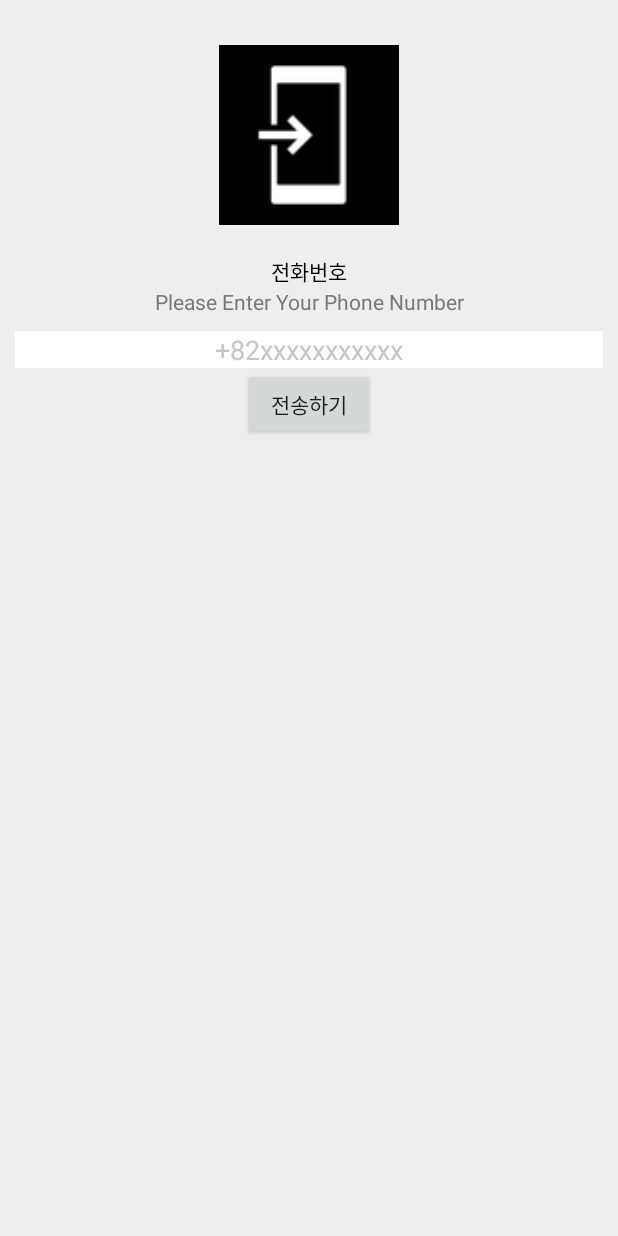
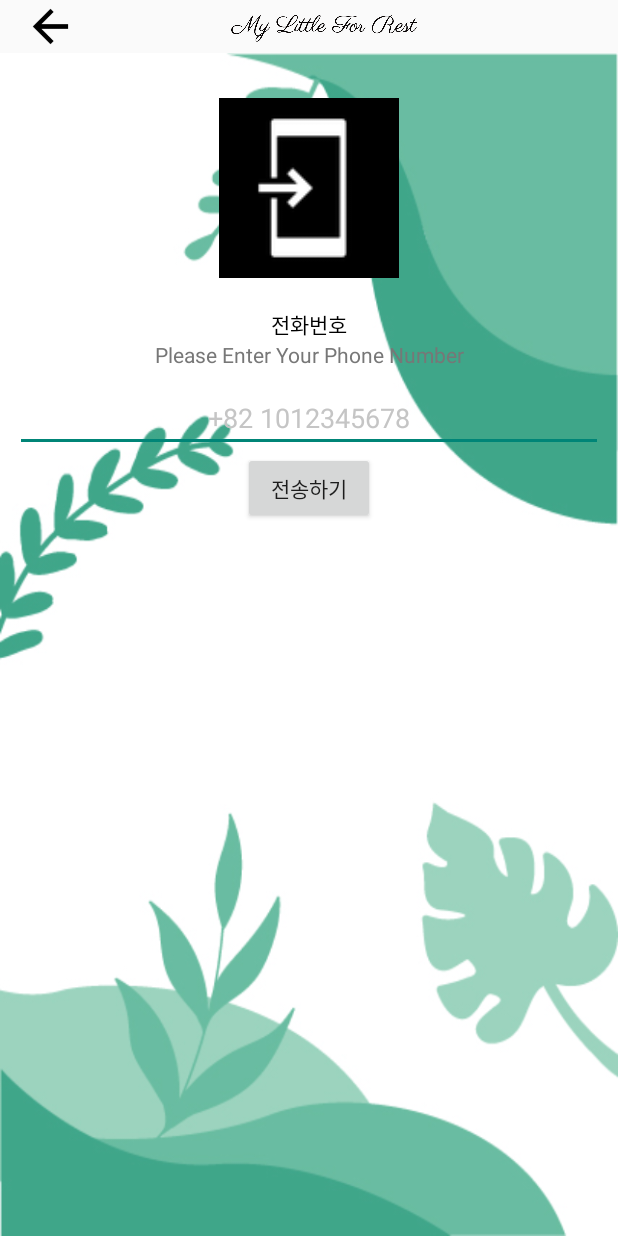
Before and after one commit to HwaRyo/Little-Forest, an Android app: the PhoneLoginActivity screen opened directly, with no data from a screen before it, on a phone screen of 412 x 824 dp. Run offline under Robolectric (Android 15) with nearby library versions, the phone set to English and light mode, and no system bars; our stand-ins replace Firebase (no records; nobody signed in at launch, a user with empty details on screens opened directly).

Commit message:
Little Forest 핸드폰 로그인 수정 및 버그 픽스

```diff
--- a/MyLittleForRest/app/src/main/java/com/beehivestudio/mylittleforrest/EmailLoginActivity.kt
+++ b/MyLittleForRest/app/src/main/java/com/beehivestudio/mylittleforrest/EmailLoginActivity.kt
@@ -60,7 +60,7 @@ class EmailLoginActivity : AppCompatActivity() {
         // Firebase 로그인 통합 관리하는 Object 만들기
         auth = FirebaseAuth.getInstance()
         email_login_button.setOnClickListener{ emailLogin() }
-//        phone_sign_in_button.setOnClickListener { startActivity(Intent(this, PhoneLoginActivity::class.java)) }
+        phone_sign_in_button.setOnClickListener { startActivity(Intent(this, PhoneLoginActivity::class.java)) }
         register_button.setOnClickListener { startActivity(Intent(this, RegisterActivity::class.java)) }
     }
 
--- a/MyLittleForRest/app/src/main/java/com/beehivestudio/mylittleforrest/RegisterActivity.kt
+++ b/MyLittleForRest/app/src/main/java/com/beehivestudio/mylittleforrest/RegisterActivity.kt
@@ -8,9 +8,10 @@ import com.google.firebase.auth.FirebaseAuth
 import kotlinx.android.synthetic.main.activity_login.*
 import kotlinx.android.synthetic.main.activity_register.*
 
-var auth: FirebaseAuth? = null
+class RegisterActivity : AppCompatActivity() {
 
-class RegisterActivity : AppCompatActivity() {
+    var auth: FirebaseAuth? = null
+
     override fun onCreate(savedInstanceState: Bundle?) {
         super.onCreate(savedInstanceState)
         setContentView(R.layout.activity_register)
--- a/MyLittleForRest/app/src/main/java/com/beehivestudio/mylittleforrest/navigation/AddPhotoActivity.kt
+++ b/MyLittleForRest/app/src/main/java/com/beehivestudio/mylittleforrest/navigation/AddPhotoActivity.kt
@@ -95,6 +95,9 @@ class AddPhotoActivity : AppCompatActivity() {
 
             //Insert userId
             contentDTO.userId = auth?.currentUser?.email
+            if(contentDTO.userId.isNullOrEmpty()){
+                contentDTO.userId = auth?.currentUser?.phoneNumber
+            }
 
             //Insert explain of content
             contentDTO.explain = addphoto_edit_explain.text.toString()
--- a/MyLittleForRest/app/src/main/java/com/beehivestudio/mylittleforrest/navigation/ContentDetailActivity.kt
+++ b/MyLittleForRest/app/src/main/java/com/beehivestudio/mylittleforrest/navigation/ContentDetailActivity.kt
@@ -53,6 +53,9 @@ class ContentDetailActivity : AppCompatActivity() {
             val comment = ContentDTO.Comment()
 
             comment.userId = FirebaseAuth.getInstance().currentUser!!.email
+            if(comment.userId.isNullOrEmpty()){
+                comment.userId = FirebaseAuth.getInstance().currentUser!!.phoneNumber
+            }
             comment.comment = content_comment_edit_message.text.toString()
             comment.uid = FirebaseAuth.getInstance().currentUser!!.uid
             comment.timestamp = System.currentTimeMillis()
--- a/MyLittleForRest/app/src/main/java/com/beehivestudio/mylittleforrest/navigation/UserFragment.kt
+++ b/MyLittleForRest/app/src/main/java/com/beehivestudio/mylittleforrest/navigation/UserFragment.kt
@@ -44,7 +44,6 @@ class UserFragment : Fragment() {
     var followingListenerRegistration: ListenerRegistration? = null
     var followListenerRegistration: ListenerRegistration? = null
     var data_document: ArrayList<String> = arrayListOf()
-    val menu = arguments?.getString("menu")?:"Community"
     override fun onCreateView(
         inflater: LayoutInflater,
         container: ViewGroup?,
@@ -69,7 +68,10 @@ class UserFragment : Fragment() {
             //OtherUserPage
             fragmentView?.account_btn_follow_signout?.text = getString(follow)
             var mainactivity = (activity as MainActivity)
+            val menu = arguments?.getString("menu")
+
             mainactivity?.toolbar_username?.text = arguments?.getString("userId")
+
             mainactivity?.toolbar_btn_back?.setOnClickListener {
                 if(menu.equals("Search")){
                     mainactivity.bottom_navigation.selectedItemId = R.id.action_search
--- a/MyLittleForRest/app/src/main/res/layout/activity_phone_login.xml
+++ b/MyLittleForRest/app/src/main/res/layout/activity_phone_login.xml
@@ -3,7 +3,41 @@
     xmlns:tools="http://schemas.android.com/tools"
     android:layout_width="match_parent"
     android:layout_height="match_parent"
+    android:orientation="vertical"
     tools:context=".PhoneLoginActivity">
+
+    <androidx.appcompat.widget.Toolbar
+        android:id="@+id/phone_login_my_toolbar"
+        android:layout_width="match_parent"
+        android:layout_height="35dp"
+        android:layout_alignParentTop="true">
+
+        <RelativeLayout
+            android:layout_width="match_parent"
+            android:layout_height="match_parent">
+
+            <ImageView
+                android:id="@+id/phone_login_toolbar_title_image"
+                android:layout_width="wrap_content"
+                android:layout_height="match_parent"
+                android:layout_centerInParent="true"
+                android:layout_marginStart="3dp"
+                android:layout_marginTop="3dp"
+                android:layout_marginEnd="3dp"
+                android:layout_marginBottom="3dp"
+                android:scaleType="fitCenter"
+                android:src="@drawable/wordlogo2" />
+
+            <ImageView
+                android:id="@+id/phone_login_toolbar_btn_back"
+                android:layout_width="35dp"
+                android:layout_height="35dp"
+                android:layout_alignParentLeft="true"
+                android:layout_centerVertical="true"
+                android:layout_marginRight="22dp"
+                android:src="@drawable/ic_arrow_back" />
+        </RelativeLayout>
+    </androidx.appcompat.widget.Toolbar>
 
     <LinearLayout
         android:id="@+id/phone_lo"
@@ -13,7 +47,7 @@
         android:padding="10dp"
         tools:layout_editor_absoluteX="0dp"
         tools:layout_editor_absoluteY="0dp"
-        android:background="#eeeeee">
+        android:background="@drawable/loding2">
 
         <ImageView
             android:id="@+id/phone_img"
@@ -53,8 +87,8 @@
                 android:layout_height="wrap_content"
                 android:layout_gravity="center_horizontal"
                 android:layout_marginTop="10dp"
-                android:background="@color/white"
-                android:hint="+82xxxxxxxxxxx"
+                android:hint="+82 1012345678"
+                android:maxLength="13"
                 android:inputType="phone"
                 android:textAlignment="center"
                 android:textColor="#000"
@@ -98,8 +132,8 @@
                 android:layout_height="wrap_content"
                 android:layout_gravity="center_horizontal"
                 android:layout_marginTop="10dp"
-                android:background="@color/white"
-                android:hint="xxxxxx"
+                android:hint="123456"
+                android:maxLength="6"
                 android:inputType="phone"
                 android:textAlignment="center"
                 android:textColor="#000"
@@ -113,8 +147,8 @@
                 android:layout_gravity="center_horizontal"
                 android:textAlignment="center"
                 android:gravity="center"
-                android:text="재전송이 필요하신가요?"
-                android:textColor="#777777" />
+                android:text="@string/resend"
+                android:textColor="#0738CA" />
 
             <Button
                 android:id="@+id/phone_snumber_btn"
--- a/MyLittleForRest/app/src/main/res/values/strings.xml
+++ b/MyLittleForRest/app/src/main/res/values/strings.xml
@@ -55,4 +55,5 @@
     <item name="masked" type="id" />
     <!-- TODO: Remove or change this placeholder text -->
     <string name="hello_blank_fragment">Hello blank fragment</string>
+    <string name="resend"><u>재전송이 필요하신가요?</u></string>
 </resources>
```
Also changed, not shown: MyLittleForRest/app/src/main/java/com/beehivestudio/mylittleforrest/PhoneLoginActivity.java (+14 -6 lines), MyLittleForRest/app/src/main/res/layout/activity_login.xml (+10 -10 lines), MyLittleForRest/app/src/main/res/layout/activity_add_photo.xml (indentation only).
